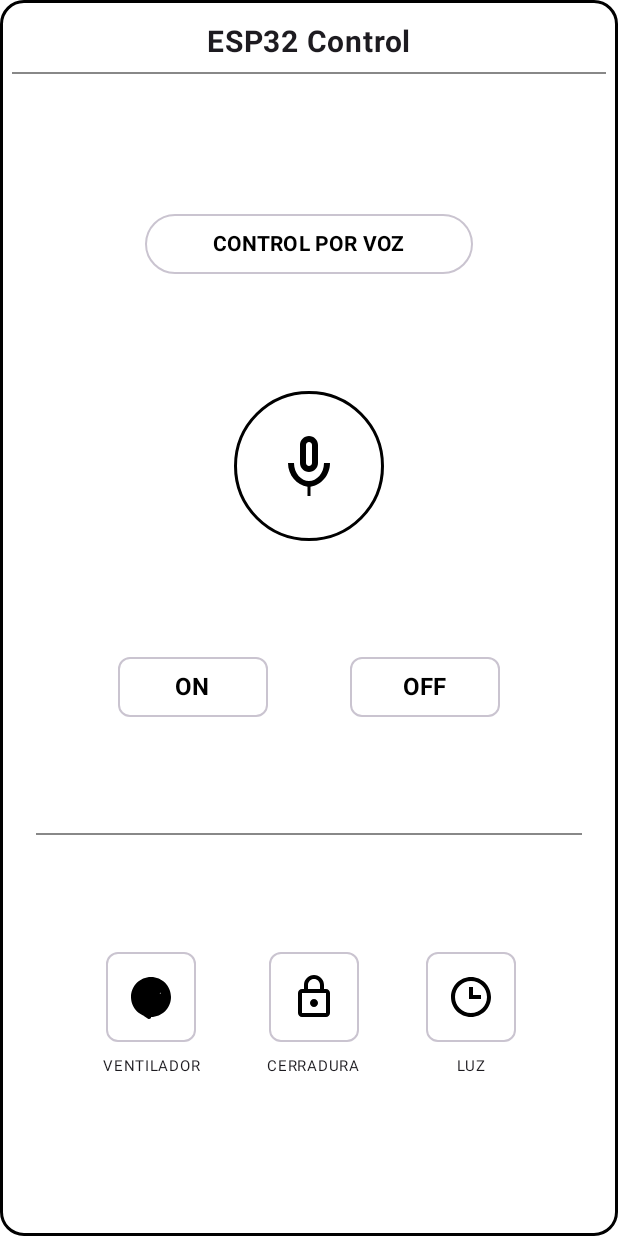
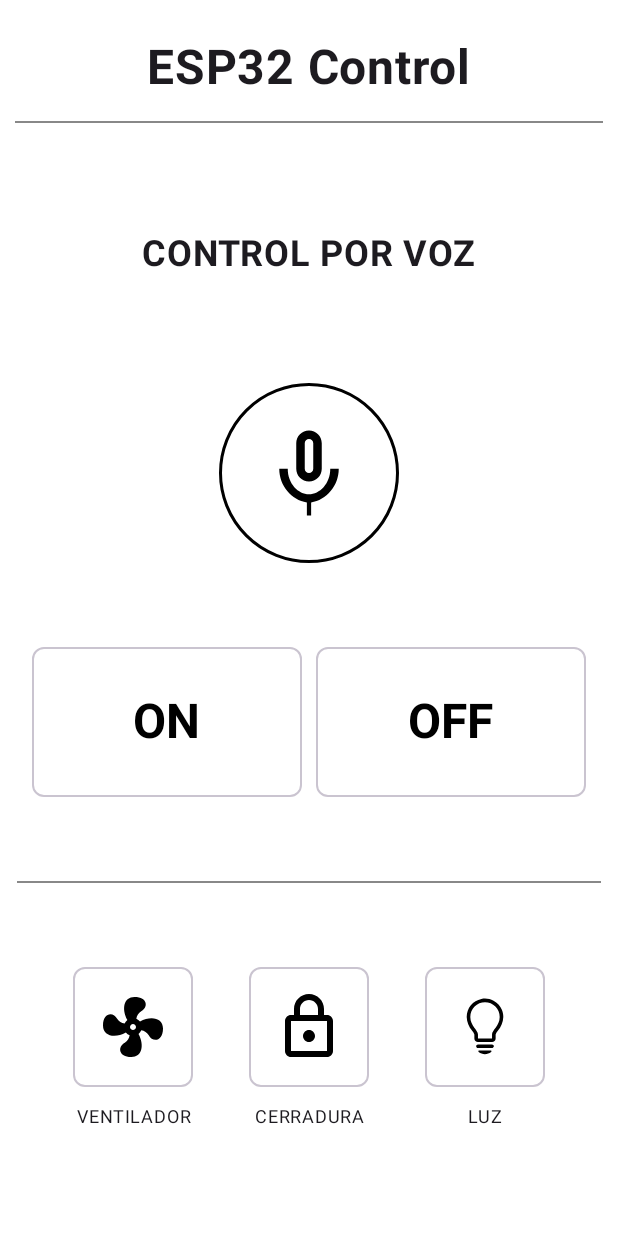
Before and after one commit to Luis3c4/ESP32-KOTLIN, an Android app built with Jetpack Compose: the screen it shows after launch (MainActivity), on a phone screen of 412 x 824 dp. Run offline under Robolectric (Android 15) with nearby library versions, the phone set to English and light mode, and no system bars.

```diff
--- a/app/src/main/java/com/example/probando/MainActivity.kt
+++ b/app/src/main/java/com/example/proyectoESP32/MainActivity.kt
@@ -1,8 +1,7 @@
-package com.example.probando
+package com.example.proyectoESP32
 import android.os.Bundle
 import androidx.activity.ComponentActivity
 import androidx.activity.compose.setContent
-import androidx.compose.foundation.Image
 import androidx.compose.foundation.background
 import androidx.compose.foundation.border
 import androidx.compose.foundation.layout.*
@@ -12,7 +11,6 @@ import androidx.compose.material3.*
 import androidx.compose.runtime.*
 import androidx.compose.ui.Alignment
 import androidx.compose.ui.Modifier
-import androidx.compose.ui.draw.clip
 import androidx.compose.ui.graphics.Color
 import androidx.compose.ui.res.painterResource
 import androidx.compose.ui.text.font.FontWeight
@@ -62,8 +60,7 @@ fun ESP32ControlApp() {
         Box(
             modifier = Modifier
                 .fillMaxSize()
-                .border(2.dp, Color.Black, RoundedCornerShape(16.dp))
-                .padding(8.dp)
+                .padding(10.dp)
         ) {
             Column(
                 modifier = Modifier.fillMaxSize()
@@ -85,12 +82,12 @@ fun Header() {
     Box(
         modifier = Modifier
             .fillMaxWidth()
-            .padding(vertical = 8.dp),
+            .padding(vertical = 16.dp),
         contentAlignment = Alignment.Center
     ) {
         Text(
             text = "ESP32 Control",
-            fontSize = 20.sp,
+            fontSize = 32.sp,
             fontWeight = FontWeight.Bold
         )
     }
@@ -107,25 +104,20 @@ fun MainContent() {
     Column(
         modifier = Modifier
             .fillMaxSize()
-            .padding(16.dp),
+            .padding(1.dp),
         horizontalAlignment = Alignment.CenterHorizontally,
         verticalArrangement = Arrangement.SpaceEvenly
     ) {
         // Voice control button
-        OutlinedButton(
-            onClick = { /* TODO: Implement voice control */ },
+        Box(
             modifier = Modifier
-                .fillMaxWidth(0.6f)
-                .height(40.dp),
-            shape = RoundedCornerShape(20.dp),
-            border = ButtonDefaults.outlinedButtonBorder.copy(width = 1.dp),
-            colors = ButtonDefaults.outlinedButtonColors(
-                contentColor = Color.Black
-            )
+                .fillMaxWidth(0.8f)
+                .height(60.dp),
+            contentAlignment = Alignment.Center
         ) {
             Text(
                 text = "CONTROL POR VOZ",
-                fontSize = 14.sp,
+                fontSize = 24.sp,
                 fontWeight = FontWeight.Bold
             )
         }
@@ -133,7 +125,7 @@ fun MainContent() {
         // Microphone icon
         Box(
             modifier = Modifier
-                .size(100.dp)
+                .size(120.dp)
                 .border(2.dp, Color.Black, CircleShape)
                 .padding(16.dp),
             contentAlignment = Alignment.Center
@@ -141,7 +133,7 @@ fun MainContent() {
             Icon(
                 painter = painterResource(id = R.drawable.ic_mic),
                 contentDescription = "Microphone",
-                modifier = Modifier.size(48.dp),
+                modifier = Modifier.size(68.dp),
                 tint = Color.Black
             )
         }
@@ -154,8 +146,8 @@ fun MainContent() {
             OutlinedButton(
                 onClick = { /* TODO: Turn ON */ },
                 modifier = Modifier
-                    .width(100.dp)
-                    .height(40.dp),
+                    .width(180.dp)
+                    .height(100.dp),
                 shape = RoundedCornerShape(8.dp),
                 border = ButtonDefaults.outlinedButtonBorder.copy(width = 1.dp),
                 colors = ButtonDefaults.outlinedButtonColors(
@@ -164,7 +156,7 @@ fun MainContent() {
             ) {
                 Text(
                     text = "ON",
-                    fontSize = 16.sp,
+                    fontSize = 32.sp,
                     fontWeight = FontWeight.Bold
                 )
             }
@@ -172,8 +164,8 @@ fun MainContent() {
             OutlinedButton(
                 onClick = { /* TODO: Turn OFF */ },
                 modifier = Modifier
-                    .width(100.dp)
-                    .height(40.dp),
+                    .width(180.dp)
+                    .height(100.dp),
                 shape = RoundedCornerShape(8.dp),
                 border = ButtonDefaults.outlinedButtonBorder.copy(width = 1.dp),
                 colors = ButtonDefaults.outlinedButtonColors(
@@ -182,7 +174,7 @@ fun MainContent() {
             ) {
                 Text(
                     text = "OFF",
-                    fontSize = 16.sp,
+                    fontSize = 32.sp,
                     fontWeight = FontWeight.Bold
                 )
             }
@@ -216,7 +208,8 @@ fun MainContent() {
             ControlButton(
                 icon = R.drawable.ic_light,
                 label = "LUZ",
-                onClick = { /* TODO: Control light */ }
+                onClick = { /* TODO: Contr
+                ol light */ }
             )
         }
     }
@@ -230,7 +223,7 @@ fun ControlButton(icon: Int, label: String, onClick: () -> Unit) {
     ) {
         OutlinedButton(
             onClick = onClick,
-            modifier = Modifier.size(60.dp),
+            modifier = Modifier.size(80.dp),
             shape = RoundedCornerShape(8.dp),
             border = ButtonDefaults.outlinedButtonBorder.copy(width = 1.dp),
             contentPadding = PaddingValues(8.dp),
@@ -241,15 +234,15 @@ fun ControlButton(icon: Int, label: String, onClick: () -> Unit) {
             Icon(
                 painter = painterResource(id = icon),
                 contentDescription = label,
-                modifier = Modifier.size(32.dp)
+                modifier = Modifier.size(48.dp)
             )
         }
 
-        Spacer(modifier = Modifier.height(4.dp))
+        Spacer(modifier = Modifier.height(8.dp))
 
         Text(
             text = label,
-            fontSize = 10.sp,
+            fontSize = 12.sp,
             textAlign = TextAlign.Center
         )
     }
--- a/app/src/main/java/com/example/probando/ui/theme/Color.kt
+++ b/app/src/main/java/com/example/proyectoESP32/ui/theme/Color.kt
@@ -1,4 +1,4 @@
-package com.example.probando.ui.theme
+package com.example.proyectoESP32.ui.theme
 
 import androidx.compose.ui.graphics.Color
 
--- a/app/src/main/java/com/example/probando/ui/theme/Theme.kt
+++ b/app/src/main/java/com/example/proyectoESP32/ui/theme/Theme.kt
@@ -1,6 +1,5 @@
-package com.example.probando.ui.theme
+package com.example.proyectoESP32.ui.theme
 
-import android.app.Activity
 import android.os.Build
 import androidx.compose.foundation.isSystemInDarkTheme
 import androidx.compose.material3.MaterialTheme
--- a/app/src/main/java/com/example/probando/ui/theme/Type.kt
+++ b/app/src/main/java/com/example/proyectoESP32/ui/theme/Type.kt
@@ -1,4 +1,4 @@
-package com.example.probando.ui.theme
+package com.example.proyectoESP32.ui.theme
 
 import androidx.compose.material3.Typography
 import androidx.compose.ui.text.TextStyle
--- a/app/src/main/res/drawable/ic_fan.xml
+++ b/app/src/main/res/drawable/ic_fan.xml
@@ -3,7 +3,7 @@
     android:height="24dp"
     android:viewportWidth="24"
     android:viewportHeight="24">
-    <path
-        android:fillColor="#000000"
-        android:pathData="M12,11C11.45,11 11,11.45 11,12C11,12.55 11.45,13 12,13C12.55,13 13,12.55 13,12C13,11.45 12.55,11 12,11ZM12,2C6.48,2 2,6.48 2,12C2,17.52 6.48,22 12,22C17.52,22 22,17.52 22,12C22,6.48 17.52,2 12,2ZM16.95,10.23L13.56,7.93C13.4,7.82 13.21,7.75 13,7.75C12.45,7.75 12,8.2 12,8.75V9.43C10.4,9.43 8.89,10.6 8.89,12.5C8.89,13.8 9.6,14.5 10.3,14.91C10.5,15.03 10.77,14.95 10.89,14.75C11.01,14.55 10.93,14.29 10.73,14.17C10.2,13.89 9.89,13.37 9.89,12.5C9.89,11.1 11.1,10.43 12,10.43V11.25C12,11.8 12.45,12.25 13,12.25C13.21,12.25 13.4,12.18 13.56,12.07L16.95,9.77C17.21,9.58 17.21,9.42 16.95,9.23V10.23ZM13.75,14.89C13.55,14.77 13.29,14.85 13.17,15.05C13.05,15.25 13.13,15.51 13.33,15.63C13.87,15.91 14.18,16.43 14.18,17.3C14.18,18.7 12.97,19.37 12.07,19.37V18.55C12.07,18 11.62,17.55 11.07,17.55C10.86,17.55 10.67,17.62 10.51,17.73L7.12,20.03C6.86,20.22 6.86,20.38 7.12,20.57L10.51,22.87C10.67,22.98 10.86,23.05 11.07,23.05C11.62,23.05 12.07,22.6 12.07,22.05V21.37C13.67,21.37 15.18,20.2 15.18,18.3C15.18,17 14.47,16.3 13.77,15.89H13.75Z"/>
+  <path
+      android:fillColor="#FF000000"
+      android:pathData="M12,11a1,1 0,1 0,1 1,1 1,0 0,0 -1,-1m0.5,-9C17,2 17.1,5.57 14.73,6.75a3.36,3.36 0,0 0,-1.62 2.47,3.17 3.17,0 0,1 1.23,0.91C18,8.13 22,8.92 22,12.5c0,4.5 -3.58,4.6 -4.75,2.23a3.44,3.44 0,0 0,-2.5 -1.62,3.24 3.24,0 0,1 -0.91,1.23c2,3.69 1.2,7.66 -2.38,7.66C7,22 6.89,18.42 9.26,17.24a3.46,3.46 0,0 0,1.62 -2.45,3 3,0 0,1 -1.25,-0.92C5.94,15.85 2,15.07 2,11.5 2,7 5.54,6.89 6.72,9.26A3.39,3.39 0,0 0,9.2 10.87a2.91,2.91 0,0 1,0.92 -1.22C8.13,6 8.92,2 12.48,2Z"/>
 </vector>
--- a/app/src/main/res/drawable/ic_light.xml
+++ b/app/src/main/res/drawable/ic_light.xml
@@ -1,9 +1,9 @@
 <vector xmlns:android="http://schemas.android.com/apk/res/android"
-    android:width="24dp"
-    android:height="24dp"
-    android:viewportWidth="24"
-    android:viewportHeight="24">
-    <path
-        android:fillColor="#000000"
-        android:pathData="M12,2C6.48,2 2,6.48 2,12C2,17.52 6.48,22 12,22C17.52,22 22,17.52 22,12C22,6.48 17.52,2 12,2ZM12,20C7.59,20 4,16.41 4,12C4,7.59 7.59,4 12,4C16.41,4 20,7.59 20,12C20,16.41 16.41,20 12,20ZM13,7H11V13H17V11H13V7Z"/>
+    android:width="800dp"
+    android:height="800dp"
+    android:viewportWidth="19"
+    android:viewportHeight="19">
+  <path
+      android:pathData="M14.328,6.83a5.903,5.903 0,0 1,-1.439 3.64,2.874 2.874,0 0,0 -0.584,1v1.037a0.95,0.95 0,0 1,-0.95 0.95h-3.71a0.95,0.95 0,0 1,-0.95 -0.95L6.695,11.47a2.876,2.876 0,0 0,-0.584 -1A5.903,5.903 0,0 1,4.67 6.83a4.83,4.83 0,0 1,9.28 -1.878,4.796 4.796,0 0,1 0.38,1.88zM13.378,6.83a3.878,3.878 0,0 0,-7.756 0c0,2.363 2.023,3.409 2.023,4.64v1.037h3.71L11.355,11.47c0,-1.231 2.023,-2.277 2.023,-4.64zM11.83,14.572a0.475,0.475 0,0 1,-0.475 0.476h-3.71a0.475,0.475 0,0 1,0 -0.95h3.71a0.475,0.475 0,0 1,0.475 0.474zM11.19,15.834a0.238,0.238 0,0 1,-0.078 0.265,2.669 2.669,0 0,1 -3.274,0 0.237,0.237 0,0 1,0.145 -0.425h2.983a0.238,0.238 0,0 1,0.225 0.16z"
+      android:fillColor="#000000"/>
 </vector>
--- a/gradle.properties
+++ b/gradle.properties
@@ -21,3 +21,4 @@ kotlin.code.style=official
 # resources declared in the library itself and none from the library's dependencies,
 # thereby reducing the size of the R class for that library
 android.nonTransitiveRClass=true
+org.gradle.configuration-cache=true
--- a/settings.gradle.kts
+++ b/settings.gradle.kts
@@ -19,5 +19,5 @@ dependencyResolutionManagement {
     }
 }
 
-rootProject.name = "probando"
+rootProject.name = "proyectoESP32"
 include(":app")
```
Also changed, not shown: app/build.gradle.kts (+4 -4 lines), 6 other files.
